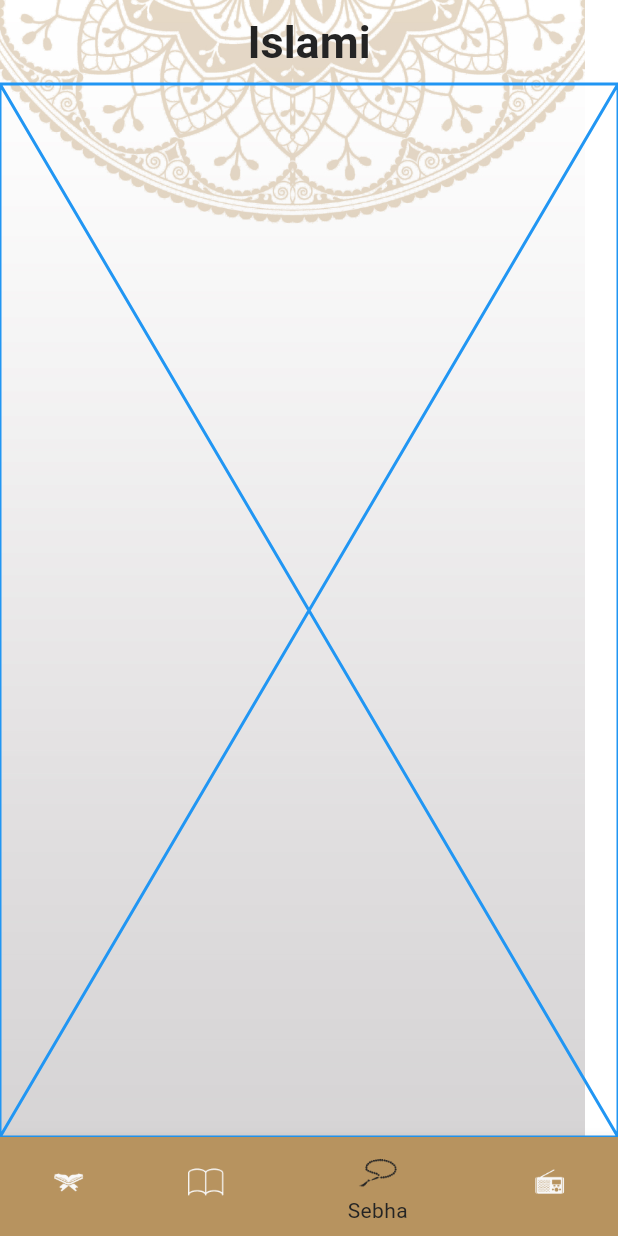
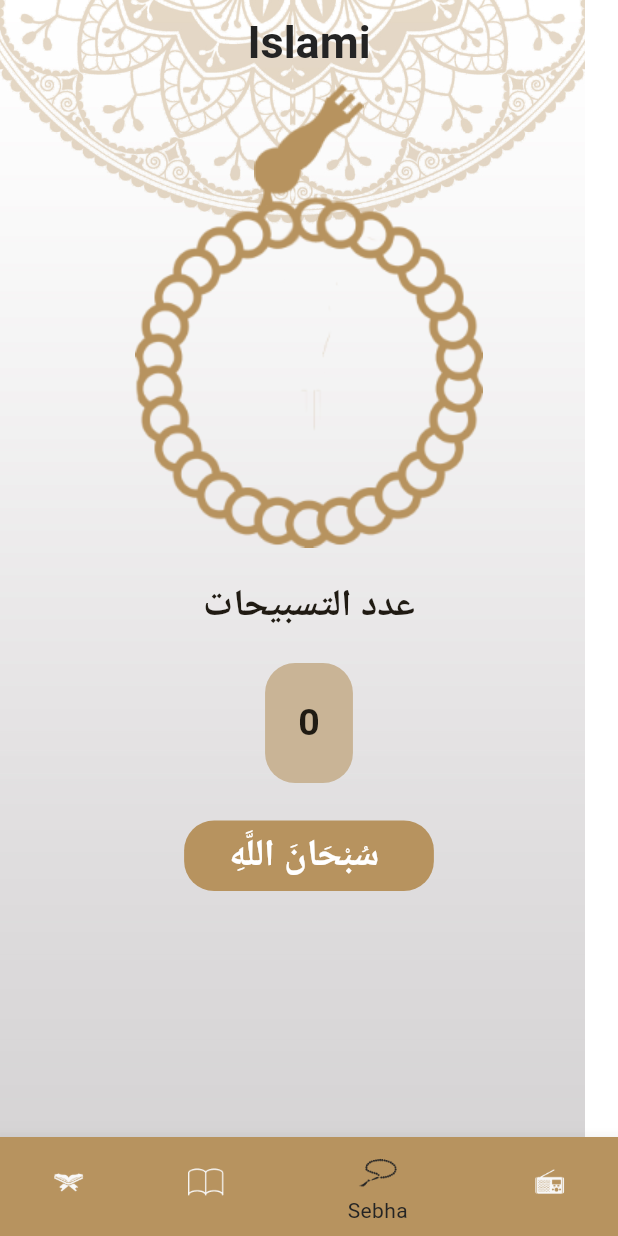
Before and after one commit to AbdulrahmanReda7/islami_app, a Flutter app: the screen it shows after launch, item 3 of the bottom bar chosen, on a phone screen of 412 x 824 dp. Run offline on Flutter 3.47's test engine with Material 3 defaults, Android fonts, the phone set to English and light mode, and no system bars.

Commit message:
feat: add sebha_screen

```diff
--- a/lib/ui/home/sebha/sebha_tab.dart
+++ b/lib/ui/home/sebha/sebha_tab.dart
@@ -1,10 +1,109 @@
 import 'package:flutter/material.dart';
+import 'package:islami_app/core/theme/my_theme.dart';
 
-class SebhaTab extends StatelessWidget {
+class SebhaTab extends StatefulWidget {
+  @override
+  State<SebhaTab> createState() => _SebhaTabState();
+}
+
+class _SebhaTabState extends State<SebhaTab> {
+  int zekrCounter = 0;
+  int turnes = 0;
+  List<String> Azkar = [
+    'سُبْحَانَ اللَّهِ ',
+    'الْحَمْدُ لِلَّهِ ',
+    'لَا إلَه إلّا اللهُ',
+    'الْلَّهُ أَكْبَرُ',
+  ];
+  int indexOfZekr = 0;
+
   @override
   Widget build(BuildContext context) {
-    return const Placeholder(
-      color: Colors.blue,
+    return Scaffold(
+      body: Center(
+        child: Column(
+          children: [
+            Stack(
+              alignment: Alignment.topCenter,
+              children: [
+                Image.asset("assets/images/head_sebha_logo.png"),
+                Padding(
+                  padding: const EdgeInsets.only(top: 75.0),
+                  child: RotatedBox(
+                    quarterTurns: turnes,
+                    child: InkWell(
+                        overlayColor:
+                            const MaterialStatePropertyAll(Colors.transparent),
+                        onTap: () {
+                          onSebhaClick();
+                        },
+                        child:
+                            Image.asset("assets/images/body_sebha_logo.png")),
+                  ),
+                ),
+              ],
+            ),
+            const SizedBox(
+              height: 20,
+            ),
+            const Text(
+              "عدد التسبيحات",
+              style: TextStyle(
+                fontSize: 25,
+                fontWeight: FontWeight.w600,
+              ),
+            ),
+            const SizedBox(
+              height: 20,
+            ),
+            Container(
+              padding: const EdgeInsets.all(22),
+              decoration: BoxDecoration(
+                  borderRadius: BorderRadius.circular(20),
+                  color: const Color(0xFFc9b496)),
+              child: Text(
+                "$zekrCounter",
+                style: const TextStyle(
+                  fontSize: 25,
+                  fontWeight: FontWeight.w600,
+                ),
+              ),
+            ),
+            const SizedBox(
+              height: 25,
+            ),
+            Container(
+              padding:
+                  const EdgeInsets.only(right: 30, left: 30, top: 5, bottom: 5),
+              decoration: BoxDecoration(
+                borderRadius: BorderRadius.circular(20),
+                color: MyThemeData.lightPrimary,
+              ),
+              child: Text(
+                Azkar[indexOfZekr],
+                style: const TextStyle(
+                  color: Colors.white,
+                  fontSize: 25,
+                  fontWeight: FontWeight.w600,
+                ),
+              ),
+            ),
+          ],
+        ),
+      ),
     );
   }
+
+  void onSebhaClick() {
+    zekrCounter++;
+    if (zekrCounter % 33 == 0) {
+      indexOfZekr++;
+      zekrCounter = 0;
+    }
+    if (indexOfZekr == Azkar.length) {
+      zekrCounter = 0;
+    }
+    turnes++;
+    setState(() {});
+  }
 }
```
Also changed, not shown: assets/images/2.0x/body_sebha_logo@2x.png (added), assets/images/2.0x/head_sebha_logo@2x.png (added), assets/images/3.0x/body_sebha_logo@3x.png (added), assets/images/3.0x/head_sebha_logo@3x.png (added), assets/images/body_sebha_logo.png (added), assets/images/head_sebha_logo.png (added).
